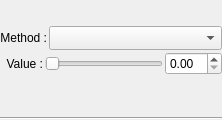
TheKamouth/Gliltchlab, file Nodes/FilterNodes/DesaturateFilterNode.ui: the form before one commit.
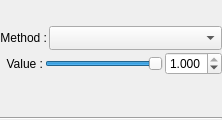
The form after the commit.

Commit message: - create, save and load flow graph file (.fgf) - node processing interface rework - flow graph class rework wip : - saving and loading .fgf not working yet - scanner still broken todo : - pixel sort node

Diff of the .ui file:
```diff
--- a/Nodes/FilterNodes/DesaturateFilterNode.ui
+++ b/Nodes/FilterNodes/DesaturateFilterNode.ui
@@ -170,13 +170,26 @@
           <property name="maximum">
            <number>100</number>
           </property>
+          <property name="value">
+           <number>100</number>
+          </property>
           <property name="orientation">
            <enum>Qt::Horizontal</enum>
           </property>
          </widget>
         </item>
         <item>
-         <widget class="QDoubleSpinBox" name="dsb_desaturationValue"/>
+         <widget class="QDoubleSpinBox" name="dsb_desaturationValue">
+          <property name="decimals">
+           <number>3</number>
+          </property>
+          <property name="maximum">
+           <double>1.000000000000000</double>
+          </property>
+          <property name="value">
+           <double>1.000000000000000</double>
+          </property>
+         </widget>
         </item>
        </layout>
       </item>
```
The commit also changes 58 other files.
